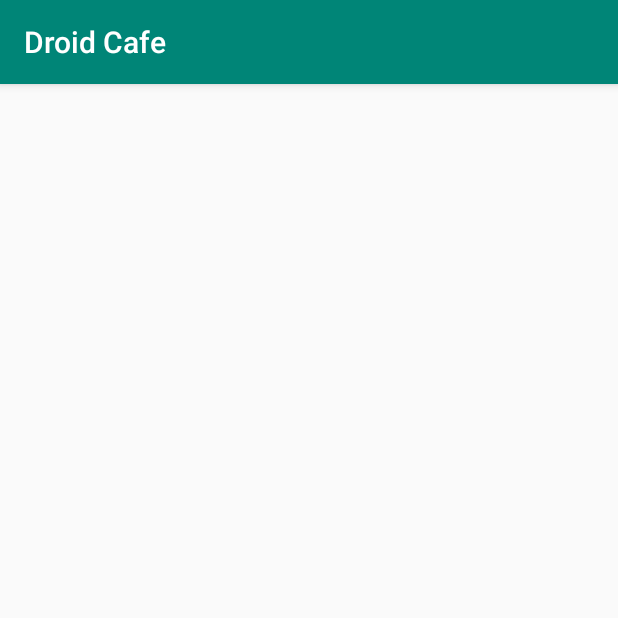
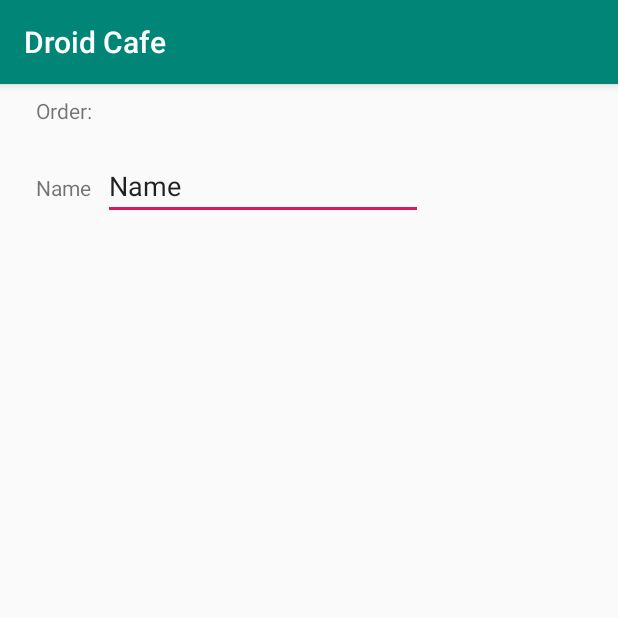
Before and after one commit to EarlJP/DroidCafe, an Android app: the OrderActivity screen opened directly, with no data from a screen before it, on a phone screen of 412 x 824 dp, the top half of it. Run offline under Robolectric (Android 15) with nearby library versions, the phone set to English and light mode, and no system bars.

Commit message:
5th commit, small update

```diff
--- a/app/src/main/res/layout/activity_order.xml
+++ b/app/src/main/res/layout/activity_order.xml
@@ -6,4 +6,41 @@
     android:layout_height="match_parent"
     tools:context=".OrderActivity">
 
+    <TextView
+        android:id="@+id/order_label"
+        android:layout_width="wrap_content"
+        android:layout_height="wrap_content"
+        android:layout_marginStart="24dp"
+        android:layout_marginLeft="24dp"
+        android:layout_marginTop="8dp"
+        android:text="@string/order_label"
+        app:layout_constraintStart_toStartOf="parent"
+        app:layout_constraintTop_toTopOf="parent" />
+
+    <TextView
+        android:id="@+id/name_label"
+        android:layout_width="wrap_content"
+        android:layout_height="wrap_content"
+        android:layout_marginStart="24dp"
+        android:layout_marginLeft="24dp"
+        android:layout_marginTop="32dp"
+        android:text="@string/name_label"
+        app:layout_constraintStart_toStartOf="parent"
+        app:layout_constraintTop_toBottomOf="@+id/order_label" />
+
+    <EditText
+        android:id="@+id/name_text"
+        android:layout_width="wrap_content"
+        android:layout_height="wrap_content"
+        android:layout_marginStart="8dp"
+        android:layout_marginLeft="8dp"
+        android:ems="10"
+        android:hint="@string/enter_name_hint"
+        android:inputType="textPersonName"
+        android:text="Name"
+        app:layout_constraintBaseline_toBaselineOf="@+id/name_label"
+        app:layout_constraintStart_toEndOf="@+id/name_label" />
+
+
+
 </android.support.constraint.ConstraintLayout>
--- a/app/src/main/res/values/strings.xml
+++ b/app/src/main/res/values/strings.xml
@@ -8,4 +8,7 @@
     <string name="donut_order_message">You ordered a donut.</string>
     <string name="ice_cream_order_message">You ordered an ice cream sandwich.</string>
     <string name="froyo_order_message">You ordered a FroYo.</string>
+    <string name="order_label">Order:</string>
+    <string name="name_label">Name</string>
+    <string name="enter_name_hint">Enter your name:</string>
 </resources>
```
